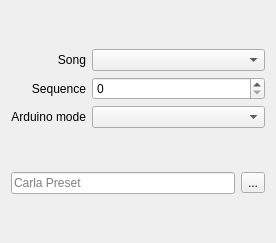
This is src/ui/raymentat.ui in Houston4444/PicotLiveSetup as Qt 5 draws it before an edit. The edited form follows.
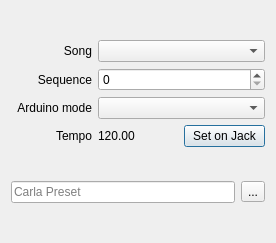
This is the edited form. Icons and pictures are not drawn.

```diff
--- a/src/ui/raymentat.ui
+++ b/src/ui/raymentat.ui
@@ -32,6 +32,16 @@
    </item>
    <item>
     <layout class="QGridLayout" name="gridLayout">
+     <item row="4" column="0">
+      <widget class="QLabel" name="label_2">
+       <property name="text">
+        <string>Tempo</string>
+       </property>
+       <property name="alignment">
+        <set>Qt::AlignRight|Qt::AlignTrailing|Qt::AlignVCenter</set>
+       </property>
+      </widget>
+     </item>
      <item row="0" column="0">
       <widget class="QLabel" name="label">
        <property name="sizePolicy">
@@ -48,16 +58,6 @@
        </property>
       </widget>
      </item>
-     <item row="0" column="1">
-      <widget class="QComboBox" name="comboBoxCurrentSong">
-       <property name="sizePolicy">
-        <sizepolicy hsizetype="MinimumExpanding" vsizetype="Fixed">
-         <horstretch>0</horstretch>
-         <verstretch>0</verstretch>
-        </sizepolicy>
-       </property>
-      </widget>
-     </item>
      <item row="2" column="0">
       <widget class="QLabel" name="label_4">
        <property name="sizePolicy">
@@ -74,6 +74,13 @@
        </property>
       </widget>
      </item>
+     <item row="4" column="1">
+      <widget class="QLabel" name="labelCurrentTempo">
+       <property name="text">
+        <string>120.00</string>
+       </property>
+      </widget>
+     </item>
      <item row="3" column="0">
       <widget class="QLabel" name="label_3">
        <property name="sizePolicy">
@@ -90,17 +97,14 @@
        </property>
       </widget>
      </item>
-     <item row="2" column="1">
-      <widget class="QSpinBox" name="spinBox">
-       <property name="sizePolicy">
-        <sizepolicy hsizetype="MinimumExpanding" vsizetype="Fixed">
-         <horstretch>0</horstretch>
-         <verstretch>0</verstretch>
-        </sizepolicy>
+     <item row="4" column="2">
+      <widget class="QPushButton" name="pushButtonSetOnJack">
+       <property name="text">
+        <string>Set on Jack</string>
        </property>
       </widget>
      </item>
-     <item row="3" column="1">
+     <item row="3" column="1" colspan="2">
       <widget class="QComboBox" name="comboBoxArduinoMode">
        <property name="sizePolicy">
         <sizepolicy hsizetype="MinimumExpanding" vsizetype="Fixed">
@@ -110,6 +114,26 @@
        </property>
       </widget>
      </item>
+     <item row="2" column="1" colspan="2">
+      <widget class="QSpinBox" name="spinBox">
+       <property name="sizePolicy">
+        <sizepolicy hsizetype="MinimumExpanding" vsizetype="Fixed">
+         <horstretch>0</horstretch>
+         <verstretch>0</verstretch>
+        </sizepolicy>
+       </property>
+      </widget>
+     </item>
+     <item row="0" column="1" colspan="2">
+      <widget class="QComboBox" name="comboBoxCurrentSong">
+       <property name="sizePolicy">
+        <sizepolicy hsizetype="MinimumExpanding" vsizetype="Fixed">
+         <horstretch>0</horstretch>
+         <verstretch>0</verstretch>
+        </sizepolicy>
+       </property>
+      </widget>
+     </item>
     </layout>
    </item>
    <item>
```
Left out of the diff: 3 changed lines with no effect on the pictures.
